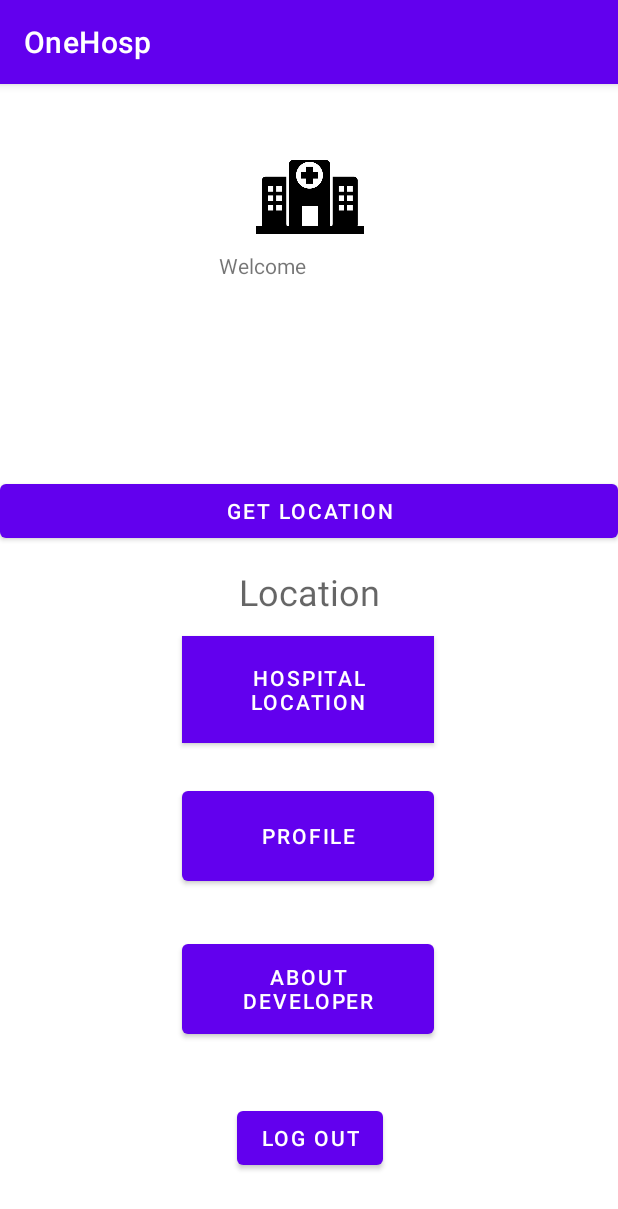
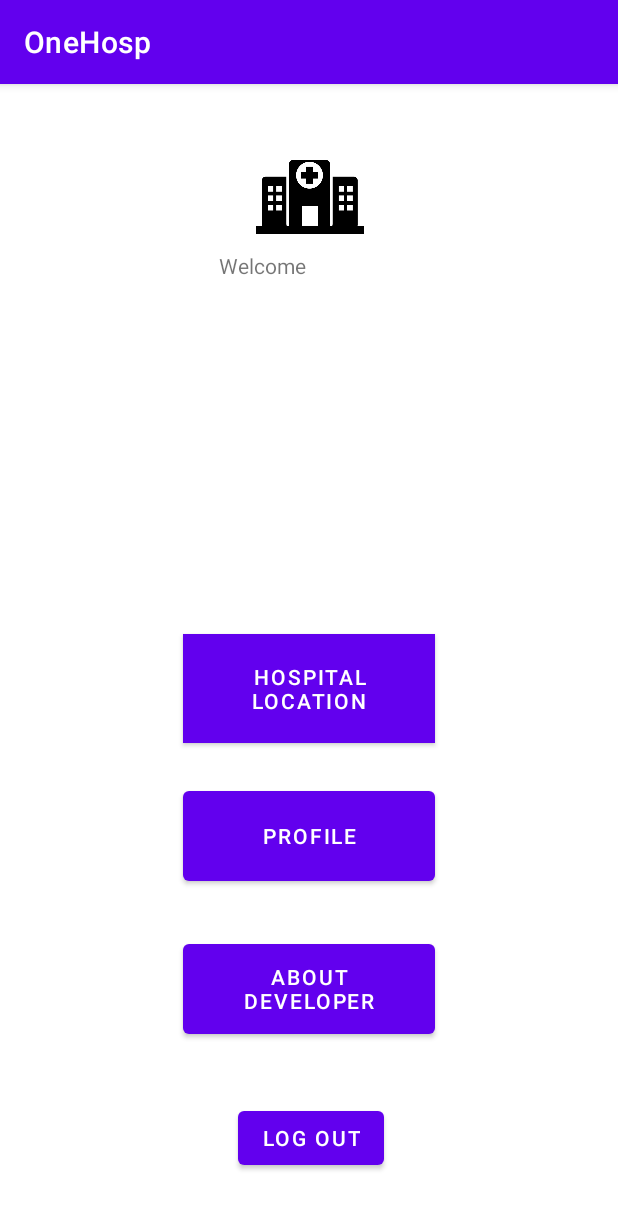
Before and after one commit to Shahrulazriee/GroupProject2, an Android app: the ProfileActivity screen opened directly, with no data from a screen before it, on a phone screen of 412 x 824 dp. Shown: the top 1209 px of the screen. Run offline under Robolectric (Android 15) with nearby library versions, the phone set to English and light mode, and no system bars; our stand-ins replace Firebase (no records; nobody signed in at launch, a user with empty details on screens opened directly).

Commit message:
few changes on the so called design

```diff
--- a/app/src/main/res/layout/activity_profile.xml
+++ b/app/src/main/res/layout/activity_profile.xml
@@ -5,29 +5,6 @@
     android:layout_width="match_parent"
     android:layout_height="match_parent"
     tools:context=".ProfileActivity">
-
-    <TextView
-        android:id="@+id/showLocation"
-        android:layout_width="wrap_content"
-        android:layout_height="wrap_content"
-        android:layout_marginBottom="13dp"
-        android:hint="Location"
-        android:textSize="24sp"
-        app:layout_constraintBottom_toTopOf="@+id/mapbutton"
-        app:layout_constraintEnd_toEndOf="parent"
-        app:layout_constraintStart_toStartOf="parent"
-        app:layout_constraintTop_toBottomOf="@+id/btnGetLocation" />
-
-    <Button
-        android:id="@+id/btnGetLocation"
-        android:layout_width="match_parent"
-        android:layout_height="wrap_content"
-        android:layout_marginBottom="13dp"
-        android:text="Get Location"
-        app:layout_constraintBottom_toTopOf="@+id/showLocation"
-        app:layout_constraintEnd_toEndOf="parent"
-        app:layout_constraintStart_toStartOf="parent"
-        app:layout_constraintTop_toBottomOf="@+id/textView2" />
 
     <Button
         android:id="@+id/button4"
@@ -56,9 +33,8 @@
         android:textColor="@android:color/white"
         app:layout_constraintBottom_toTopOf="@+id/button6"
         app:layout_constraintEnd_toEndOf="parent"
-        app:layout_constraintHorizontal_bias="0.497"
         app:layout_constraintStart_toStartOf="parent"
-        app:layout_constraintTop_toBottomOf="@+id/showLocation" />
+        app:layout_constraintTop_toBottomOf="@+id/textView2" />
 
     <Button
         android:id="@+id/aboutbutton"
@@ -71,7 +47,6 @@
         android:text="About Developer"
         app:layout_constraintBottom_toTopOf="@+id/button4"
         app:layout_constraintEnd_toEndOf="parent"
-        app:layout_constraintHorizontal_bias="0.497"
         app:layout_constraintStart_toStartOf="parent"
         app:layout_constraintTop_toBottomOf="@+id/button6" />
 
@@ -84,7 +59,6 @@
         android:text="Profile"
         app:layout_constraintBottom_toTopOf="@+id/aboutbutton"
         app:layout_constraintEnd_toEndOf="parent"
-        app:layout_constraintHorizontal_bias="0.497"
         app:layout_constraintStart_toStartOf="parent"
         app:layout_constraintTop_toBottomOf="@+id/mapbutton" />
 
@@ -92,9 +66,9 @@
         android:id="@+id/textView2"
         android:layout_width="120dp"
         android:layout_height="0dp"
-        android:layout_marginBottom="77dp"
+        android:layout_marginBottom="183dp"
         android:text="Welcome"
-        app:layout_constraintBottom_toTopOf="@+id/btnGetLocation"
+        app:layout_constraintBottom_toTopOf="@+id/mapbutton"
         app:layout_constraintEnd_toEndOf="parent"
         app:layout_constraintStart_toStartOf="parent"
         app:layout_constraintTop_toBottomOf="@+id/imageView" />
```
